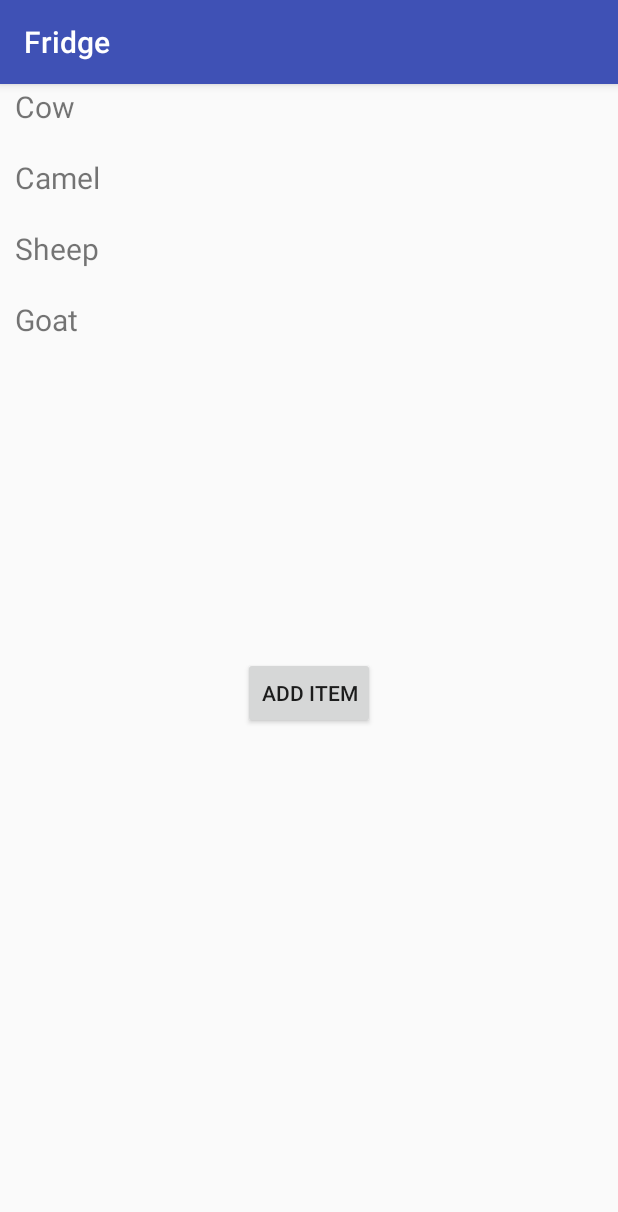
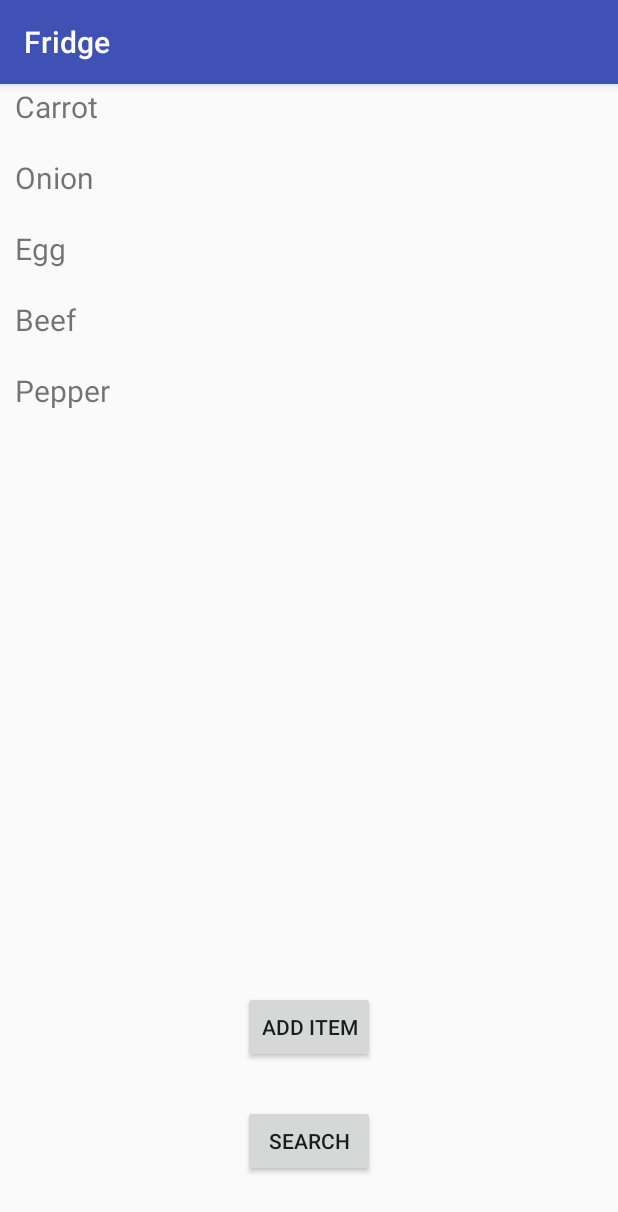
Before and after one commit to masei12/RecipeApp, an Android app: the Fridge screen opened directly, with no data from a screen before it, on a phone screen of 412 x 824 dp. Shown: the top 1212 px of the screen. Run offline under Robolectric (Android 15) with nearby library versions, the phone set to English and light mode, and no system bars.

```diff
--- a/app/src/main/AndroidManifest.xml
+++ b/app/src/main/AndroidManifest.xml
@@ -24,6 +24,10 @@
         <activity
             android:name=".Fridge"
             android:label="@string/title_activity_fridge"
+            android:theme="@style/AppTheme.NoActionBar" />
+        <activity
+            android:name=".Search"
+            android:label="@string/title_activity_search"
             android:theme="@style/AppTheme.NoActionBar"></activity>
     </application>
 
--- a/app/src/main/java/com/mfalle/recipeapp/Fridge.java
+++ b/app/src/main/java/com/mfalle/recipeapp/Fridge.java
@@ -2,6 +2,7 @@ package com.mfalle.recipeapp;
 
 import android.content.Context;
 import android.content.DialogInterface;
+import android.content.Intent;
 import android.os.Bundle;
 import android.support.design.widget.FloatingActionButton;
 import android.support.design.widget.Snackbar;
@@ -17,6 +18,7 @@ import android.widget.Button;
 import android.widget.EditText;
 import android.widget.Toast;
 
+
 import java.util.ArrayList;
 
 public class Fridge extends AppCompatActivity implements MyAdapter.ItemClickListener {
@@ -25,6 +27,7 @@ public class Fridge extends AppCompatActivity implements MyAdapter.ItemClickList
     private Button button;
     private EditText input;
     final Context context = this;
+    ArrayList<String> animalNames = new ArrayList<>();
 
     @Override
     protected void onCreate(Bundle savedInstanceState) {
@@ -34,13 +37,13 @@ public class Fridge extends AppCompatActivity implements MyAdapter.ItemClickList
         setSupportActionBar(toolbar);
 
         // data to populate the RecyclerView with
-        ArrayList<String> animalNames = new ArrayList<>();
-        animalNames.add("Horse");
-        animalNames.add("Cow");
-        animalNames.add("Camel");
-        animalNames.add("Sheep");
-        animalNames.add("Goat");
-
+         final ArrayList<String> animalNames = new ArrayList<>();
+        animalNames.add("Chicken");
+        animalNames.add("Carrot");
+        animalNames.add("Onion");
+        animalNames.add("Egg");
+        animalNames.add("Beef");
+        animalNames.add("Pepper");
         // set up the RecyclerView
         RecyclerView recyclerView = findViewById(R.id.rvAnimals);
         recyclerView.setLayoutManager(new LinearLayoutManager(this));
@@ -78,6 +81,10 @@ public class Fridge extends AppCompatActivity implements MyAdapter.ItemClickList
                                         // get user input and set it to result
                                         // edit text
                                         input.setText(userInput.getText());
+                                        String result = input.getText().toString();
+                                        int insertIndex = 1;
+                                        animalNames.add(insertIndex, result);
+                                        adapter.notifyItemInserted(insertIndex);
                                     }
                                 })
                         .setNegativeButton("Cancel",
@@ -95,10 +102,18 @@ public class Fridge extends AppCompatActivity implements MyAdapter.ItemClickList
 
             }
         });
+
     }
 
     @Override
     public void onItemClick(View view, int position) {
         Toast.makeText(this, "You clicked " + adapter.getItem(position) + " on row number " + position, Toast.LENGTH_SHORT).show();
     }
+
+    public void goToSearch(View view)
+    {
+        Intent i = new Intent(context, Search.class);
+        i.putExtra("food", animalNames);
+        context.startActivity(i);
+    }
 }
--- a/app/src/main/java/com/mfalle/recipeapp/MainActivity.java
+++ b/app/src/main/java/com/mfalle/recipeapp/MainActivity.java
@@ -47,4 +47,5 @@ public class MainActivity extends AppCompatActivity {
         startActivity(fridge);
 
     }
+
 }
--- a/app/src/main/java/com/mfalle/recipeapp/MyAdapter.java
+++ b/app/src/main/java/com/mfalle/recipeapp/MyAdapter.java
@@ -4,6 +4,7 @@ import android.support.v7.widget.RecyclerView;
 import android.view.LayoutInflater;
 import android.view.View;
 import android.view.ViewGroup;
+import android.widget.ImageView;
 import android.widget.TextView;
 import android.widget.Toast;
 
@@ -37,6 +38,8 @@ public class MyAdapter extends RecyclerView.Adapter<MyAdapter.ViewHolder> {
     public void onBindViewHolder(ViewHolder holder, int position) {
         String animal = mData.get(position);
         holder.myTextView.setText(animal);
+
+
     }
 
     // total number of rows
@@ -58,6 +61,7 @@ public class MyAdapter extends RecyclerView.Adapter<MyAdapter.ViewHolder> {
 
         @Override
         public void onClick(View view) {
+
             if (mClickListener != null) mClickListener.onItemClick(view, getAdapterPosition());
         }
     }
@@ -76,4 +80,5 @@ public class MyAdapter extends RecyclerView.Adapter<MyAdapter.ViewHolder> {
     public interface ItemClickListener {
         void onItemClick(View view, int position);
     }
+
 }
--- a/app/src/main/res/layout/content_fridge.xml
+++ b/app/src/main/res/layout/content_fridge.xml
@@ -7,7 +7,7 @@
     <android.support.v7.widget.RecyclerView
         android:id="@+id/rvAnimals"
         android:layout_width="match_parent"
-        android:layout_height="438dp"
+        android:layout_height="342dp"
         android:layout_alignParentStart="true"
         android:layout_alignParentTop="true" />
 
@@ -15,8 +15,9 @@
         android:id="@+id/button3"
         android:layout_width="wrap_content"
         android:layout_height="wrap_content"
-        android:layout_below="@+id/rvAnimals"
+        android:layout_alignParentBottom="true"
         android:layout_centerHorizontal="true"
+        android:layout_marginBottom="115dp"
         android:onClick="onButtonClick"
         android:text="@string/add_item" />
 
@@ -25,4 +26,14 @@
         android:layout_width="match_parent"
         android:layout_height="wrap_content" />
 
+    <Button
+        android:id="@+id/button4"
+        android:layout_width="wrap_content"
+        android:layout_height="wrap_content"
+        android:layout_alignParentBottom="true"
+        android:layout_centerHorizontal="true"
+        android:layout_marginBottom="39dp"
+        android:onClick="goToSearch"
+        android:text="Search" />
+
 </RelativeLayout>
--- a/app/src/main/res/layout/recyclerview_row.xml
+++ b/app/src/main/res/layout/recyclerview_row.xml
@@ -1,6 +1,7 @@
 <?xml version="1.0" encoding="utf-8"?>
 <LinearLayout
     xmlns:android="http://schemas.android.com/apk/res/android"
+    xmlns:app="http://schemas.android.com/apk/res-auto"
     android:layout_width="match_parent"
     android:layout_height="wrap_content"
     android:orientation="horizontal"
@@ -12,4 +13,5 @@
         android:layout_height="wrap_content"
         android:textSize="20sp"/>
 
+
 </LinearLayout>
--- a/app/src/main/res/values/strings.xml
+++ b/app/src/main/res/values/strings.xml
@@ -6,4 +6,5 @@
     <string name="search">Search</string>
     <string name="title_activity_fridge">Fridge</string>
     <string name="add_item">Add Item</string>
+    <string name="title_activity_search">Search</string>
 </resources>
```
Also changed, not shown: app/src/main/java/com/mfalle/recipeapp/Search.java (added, +31 -0 lines), app/src/main/res/layout/activity_search.xml (added, +33 -0 lines), app/src/main/res/layout/content_search.xml (added, +11 -0 lines).
